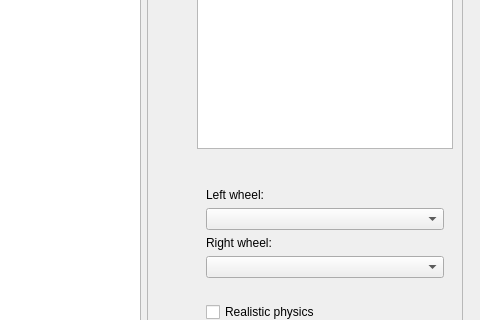
Old version of the form plugins/robots/common/twoDModel/src/engine/view/twoDModelWidget.ui in the repository qreal/qreal; both pictures show x 508 to 988 and y 265 to 585 of the 988 by 669 pixel window.
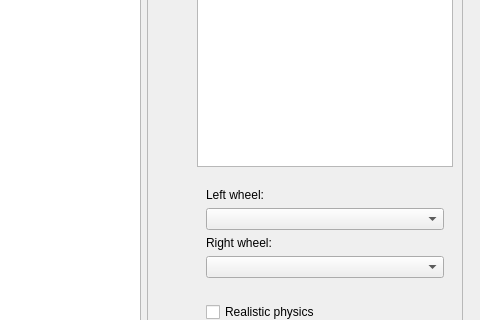
New version of the form. Icons and pictures are not drawn. Custom widgets are drawn as their Qt base class.

Commit message: Fixed indentation and sight of widgets in details configurer [ci skip]

Patch:
```diff
--- a/plugins/robots/common/twoDModel/src/engine/view/twoDModelWidget.ui
+++ b/plugins/robots/common/twoDModel/src/engine/view/twoDModelWidget.ui
@@ -468,6 +468,24 @@
                <property name="fieldGrowthPolicy">
                 <enum>QFormLayout::AllNonFixedFieldsGrow</enum>
                </property>
+               <property name="horizontalSpacing">
+                <number>0</number>
+               </property>
+               <property name="verticalSpacing">
+                <number>0</number>
+               </property>
+               <property name="leftMargin">
+                <number>0</number>
+               </property>
+               <property name="topMargin">
+                <number>0</number>
+               </property>
+               <property name="rightMargin">
+                <number>0</number>
+               </property>
+               <property name="bottomMargin">
+                <number>0</number>
+               </property>
               </layout>
              </widget>
             </item>
```
The commit also changes 2 other files.
